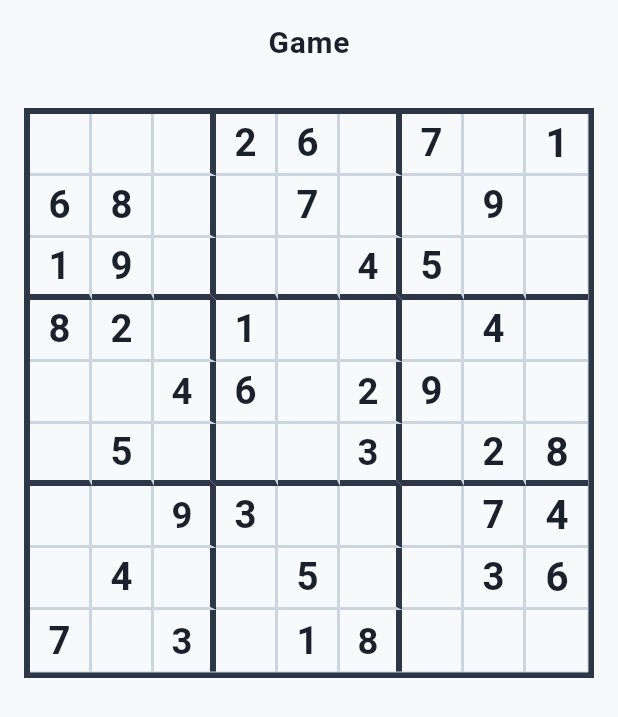
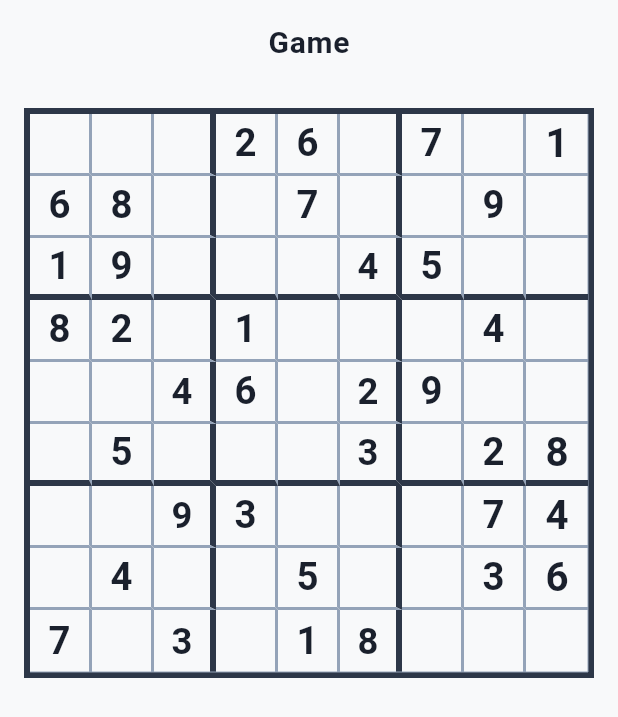
Before and after one commit to krisjand/enhanced_sudoku, a Flutter app: the GameScreen screen opened by its route, on a phone screen of 412 x 824 dp. Shown: the top 717 px of the screen. Run offline on Flutter 3.47's test engine with Material 3 defaults, Android fonts, the phone set to English and light mode, and no system bars; our stand-ins replace dio, drift, drift_flutter, flutter_riverpod, go_router; accounts and stored records are empty; generated files the repository leaves out were written again.

Commit message:
#77: Darken gridLineLight so cell borders show on peer-grey background
Co-Authored-By: Claude Sonnet 4.6 <noreply@anthropic.com>

```diff
--- a/frontend/lib/shared/theme/game_colors.dart
+++ b/frontend/lib/shared/theme/game_colors.dart
@@ -9,7 +9,7 @@ abstract final class GameColors {
   static const primary = Color(0xFF2B6CB0);
 
   // Grid lines
-  static const gridLineLight = Color(0xFFCBD5E0);
+  static const gridLineLight = Color(0xFF94A3B8); // slate-400, visible on peer grey
   static const gridLineHeavy = Color(0xFF2D3748);
 
   // Digits
```
